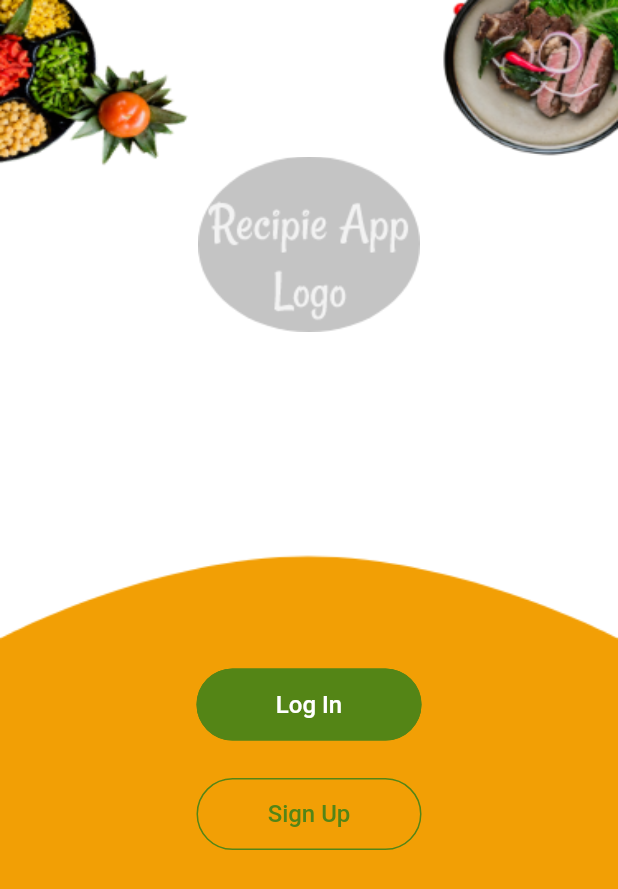
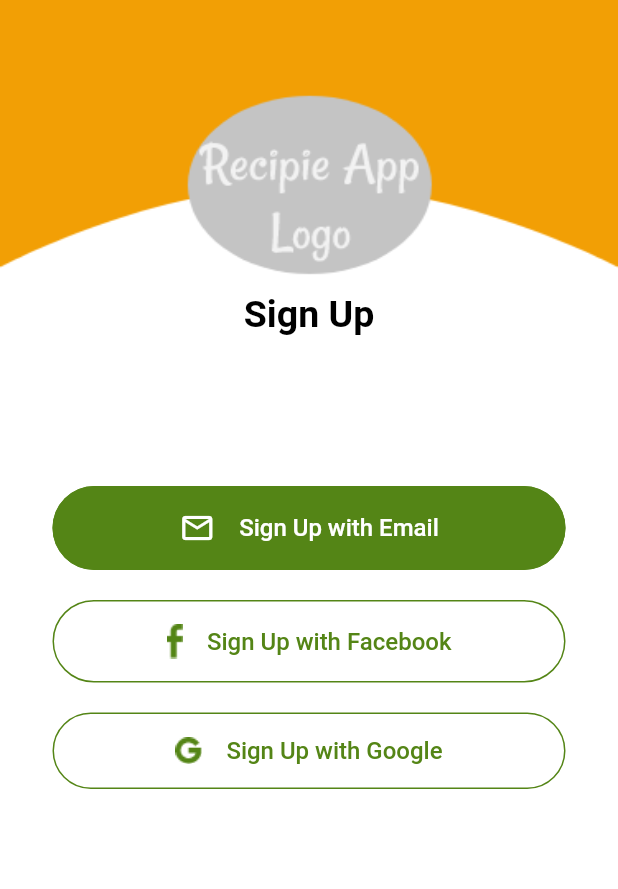
Before and after one commit to shahrukhktk/Recipe-Flutter-App-UI, a Flutter app: the screen it shows after launch, after a tap on "Sign Up", on a phone screen of 412 x 824 dp. Shown: the top 889 px of the screen. Run offline on Flutter 3.47's test engine with Material 2 defaults, Android fonts, the phone set to English and light mode, and no system bars.

Commit message:
INIT COMMIT 1. Auth Main Screen Done 2. Login Page Done 3. Signup option page done

```diff
--- a/lib/Authentication/getstarted.dart
+++ b/lib/Authentication/getstarted.dart
@@ -1,6 +1,7 @@
 import 'package:flutter/material.dart';
 import 'package:recipe/AppAssets/app_assets.dart';
 import 'package:recipe/Authentication/login.dart';
+import 'package:recipe/Authentication/signupwithscreen.dart';
 
 class MainAuthScreen extends StatelessWidget {
 
@@ -76,7 +77,10 @@ class _GetStartedScreenState extends State<GetStartedScreen> {
                   color: Colors.transparent,
                   textColor: AppColors.accentcolor,
                   padding: EdgeInsets.all(8.0),
-                  onPressed: () {},
+                  onPressed: () {
+                    Navigator.push(context,
+                      MaterialPageRoute(builder: (context) => SignUpOptionPage()),);
+                  },
                   child: Text(
                     "Sign Up",
                     style: TextStyle(
--- /dev/null
+++ b/lib/Authentication/signupwithscreen.dart
@@ -0,0 +1,170 @@
+import 'package:flutter/cupertino.dart';
+import 'package:flutter/material.dart';
+import 'package:recipe/AppAssets/app_assets.dart';
+import 'package:recipe/AppAssets/custom_textfield.dart';
+import 'package:recipe/MainScreens/bottomnav.dart';
+
+class SignUpOptionPage extends StatelessWidget {
+
+  @override
+  Widget build(BuildContext context) {
+    return MaterialApp(
+      debugShowCheckedModeBanner: false,
+
+      home: Container(
+        decoration: BoxDecoration(
+          image: DecorationImage(
+            image: AssetImage('images/background2.png'), fit: BoxFit.fill,
+          ),
+        ),
+        child: SignUpOptionScreen(),
+      ),
+    );
+  }
+}
+
+class SignUpOptionScreen extends StatefulWidget {
+  @override
+  _SignUpOptionScreenState createState() => _SignUpOptionScreenState();
+}
+
+class _SignUpOptionScreenState extends State<SignUpOptionScreen> {
+  @override
+  Widget build(BuildContext context) {
+    return Scaffold(
+      backgroundColor: Colors.transparent,
+      body: ListView(
+        padding: EdgeInsets.all(15),
+        children: [
+
+          SizedBox(height: 180,),
+
+          Center(
+            child: Text('Sign Up', style: TextStyle(
+              fontFamily: 'Roboto', color: Colors.black, fontSize: 25, fontWeight: FontWeight.bold
+            ),),
+          ),
+
+          //button sign up with email
+          Padding(
+            padding: const EdgeInsets.only(top: 100.0, right: 20, left: 20),
+            child: Center(
+              child: FlatButton(
+                height: 48,
+                minWidth: 250,
+                shape: RoundedRectangleBorder(
+                    borderRadius: BorderRadius.circular(35.0),
+                    side: BorderSide(color: AppColors.accentcolor)),
+                color: AppColors.accentcolor,
+                textColor: Colors.white,
+                padding: EdgeInsets.all(8.0),
+                onPressed: () {
+                  Navigator.push(context,
+                    MaterialPageRoute(builder: (context) => HomeScreen()),); // It should navigate to Home Screen
+                },
+                child: Row(
+                  mainAxisAlignment: MainAxisAlignment.center,
+                  children: [
+                    Padding(
+                      padding: const EdgeInsets.all(8.0),
+                      child: Icon(Icons.email_outlined,),
+                    ),
+                    Padding(
+                      padding: const EdgeInsets.all(8.0),
+                      child: Text(
+                        "Sign Up with Email",
+                        style: TextStyle(
+                            fontSize: 16.0, fontFamily: 'Roboto'
+                        ),
+                      ),
+                    ),
+                  ],
+                ),
+              ),
+            ),
+          ),
+
+          //button sign up with facebook
+          Padding(
+            padding: const EdgeInsets.only(top: 20.0, right: 20, left: 20),
+            child: Center(
+              child: FlatButton(
+                height: 48,
+                minWidth: 250,
+                shape: RoundedRectangleBorder(
+                    borderRadius: BorderRadius.circular(35.0),
+                    side: BorderSide(color: AppColors.accentcolor)),
+                color: Colors.transparent,
+                textColor: AppColors.accentcolor,
+                padding: EdgeInsets.all(8.0),
+                onPressed: () {
+                  Navigator.push(context,
+                    MaterialPageRoute(builder: (context) => HomeScreen()),); // It should navigate to Home Screen
+                },
+                child: Row(
+                  mainAxisAlignment: MainAxisAlignment.center,
+                  children: [
+                    Padding(
+                      padding: const EdgeInsets.all(8.0),
+                      child: Image(image: AssetImage('images/fb_ic.png'),),
+                    ),
+                    Padding(
+                      padding: const EdgeInsets.all(8.0),
+                      child: Text(
+                        "Sign Up with Facebook",
+                        style: TextStyle(
+                            fontSize: 16.0, fontFamily: 'Roboto'
+                        ),
+                      ),
+                    ),
+                  ],
+                ),
+              ),
+            ),
+          ),
+
+          //button sign up with google
+          Padding(
+            padding: const EdgeInsets.only(top: 20.0, right: 20, left: 20),
+            child: Center(
+              child: FlatButton(
+                height: 48,
+                minWidth: 250,
+                shape: RoundedRectangleBorder(
+                    borderRadius: BorderRadius.circular(35.0),
+                    side: BorderSide(color: AppColors.accentcolor)),
+                color: Colors.transparent,
+                textColor: AppColors.accentcolor,
+                padding: EdgeInsets.all(8.0),
+                onPressed: () {
+                  Navigator.push(context,
+                    MaterialPageRoute(builder: (context) => HomeScreen()),); // It should navigate to Home Screen
+                },
+                child: Row(
+                  mainAxisAlignment: MainAxisAlignment.center,
+                  children: [
+                    Padding(
+                      padding: const EdgeInsets.all(8.0),
+                      child: Image(image: AssetImage('images/google_ic.png'),),
+                    ),
+                    Padding(
+                      padding: const EdgeInsets.all(8.0),
+                      child: Text(
+                        "Sign Up with Google",
+                        style: TextStyle(
+                            fontSize: 16.0, fontFamily: 'Roboto'
+                        ),
+                      ),
+                    ),
+                  ],
+                ),
+              ),
+            ),
+          ),
+
+
+        ],
+      ),
+    );
+  }
+}
--- a/pubspec.yaml
+++ b/pubspec.yaml
@@ -51,6 +51,8 @@ flutter:
     - images/background2.png
     - images/ic_facebook.png
     - images/ic_google.png
+    - images/fb_ic.png
+    - images/google_ic.png
   #   - images/a_dot_ham.jpeg
 
   # An image asset can refer to one or more resolution-specific "variants", see
```
Also changed, not shown: images/fb_ic.png (added), images/google_ic.png (added).
